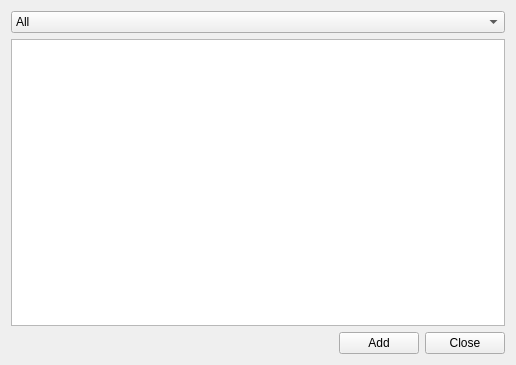
Above: src/ARM_R_viewCore/DBStation/ListsDialog.ui from nevaeh82/arm_r before the change. Below: the same form after it.
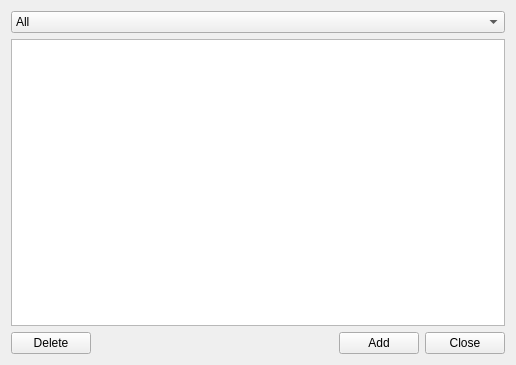
That is the form after the change.

Commit message: added possibility to delete record from stationdata

Diff of the .ui file:
```diff
--- a/src/ARM_R_viewCore/DBStation/ListsDialog.ui
+++ b/src/ARM_R_viewCore/DBStation/ListsDialog.ui
@@ -42,6 +42,13 @@
    </item>
    <item row="1" column="0">
     <layout class="QHBoxLayout" name="horizontalLayout">
+     <item>
+      <widget class="QPushButton" name="pbDelete">
+       <property name="text">
+        <string>Delete</string>
+       </property>
+      </widget>
+     </item>
      <item>
       <spacer name="horizontalSpacer">
        <property name="orientation">
```
The commit also changes 4 other files.
